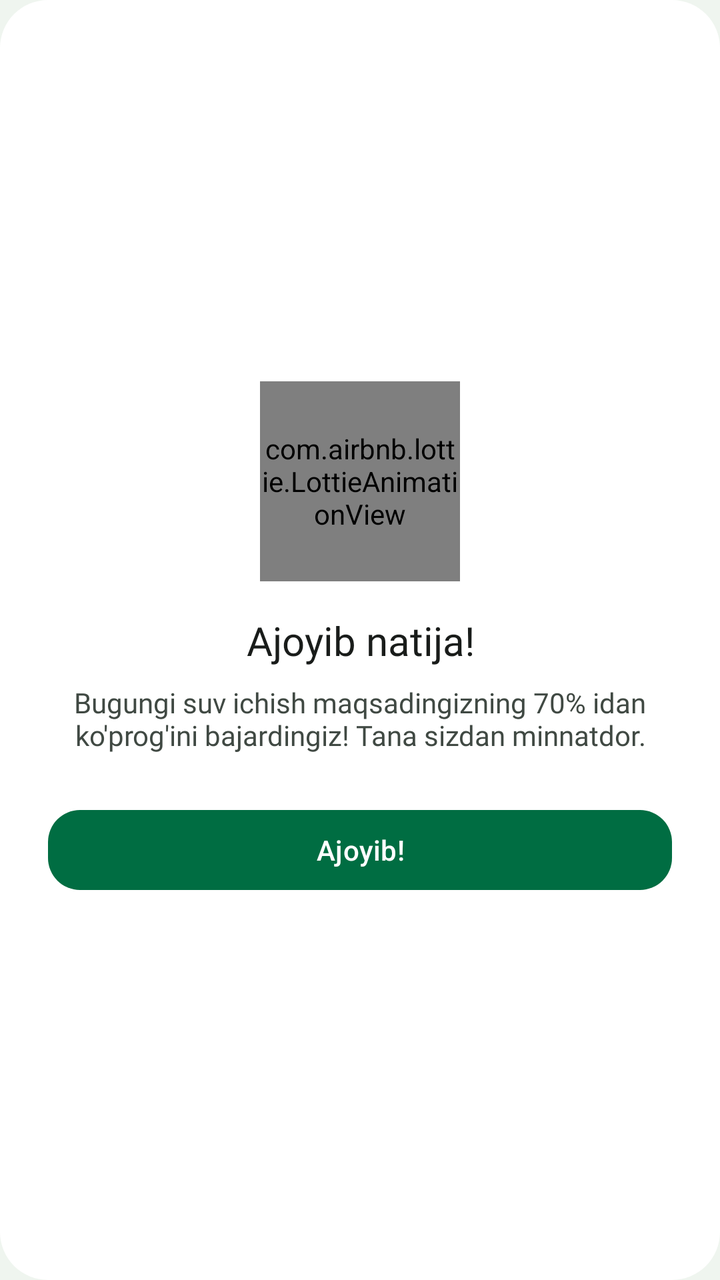
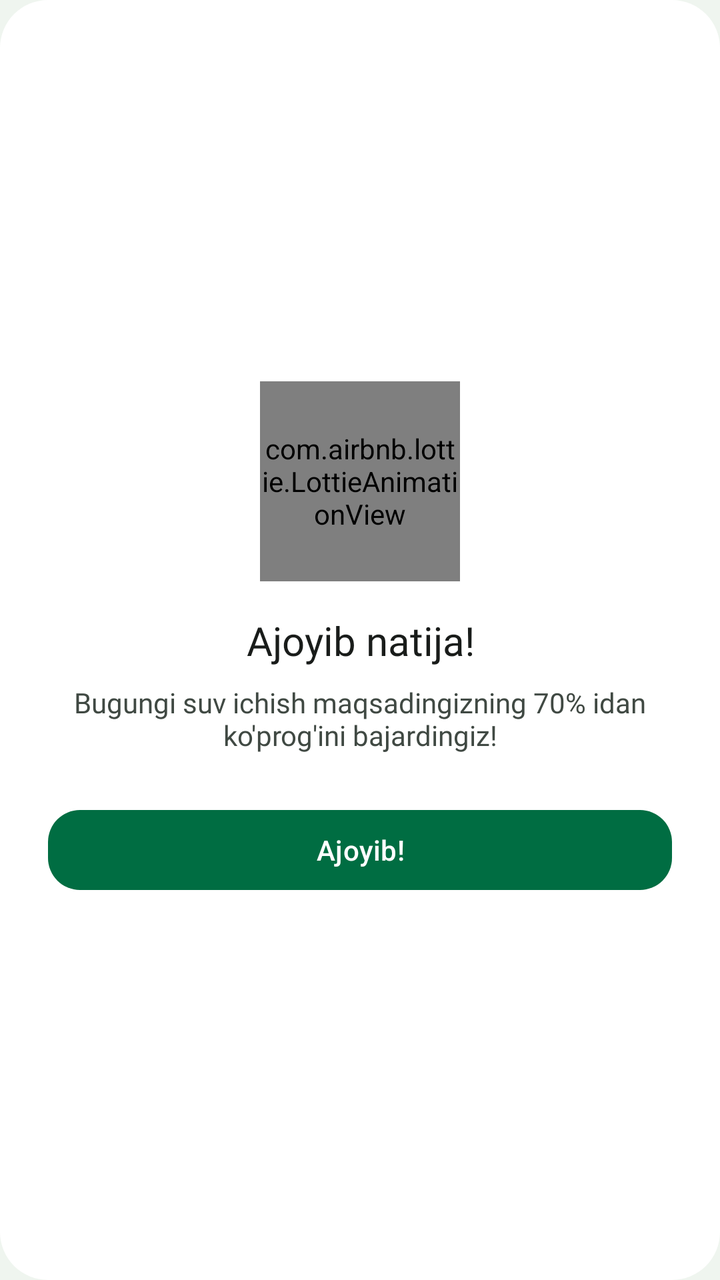

Two renders of the same Android screen: before a commit and after it. Below are the layout's source before the change and the commit's diff.
<!-- AndroidManifest.xml: application theme Theme.Ozamiz -->
<!-- res/layout/dialog_water_achievement.xml -->
<?xml version="1.0" encoding="utf-8"?>
<LinearLayout xmlns:android="http://schemas.android.com/apk/res/android"
    xmlns:app="http://schemas.android.com/apk/res-auto"
    android:layout_width="match_parent"
    android:layout_height="wrap_content"
    android:background="@drawable/bg_dialog_rounded"
    android:gravity="center"
    android:orientation="vertical"
    android:padding="24dp">

        <com.airbnb.lottie.LottieAnimationView
            android:id="@+id/lottie_success"
            android:layout_width="100dp"
            android:layout_height="100dp"
            app:lottie_autoPlay="true"
            app:lottie_loop="true"
            app:lottie_rawRes="@raw/success_anim" />

        <TextView
            android:layout_width="wrap_content"
            android:layout_height="wrap_content"
            android:layout_marginTop="16dp"
            android:fontFamily="@font/roboto_bold"
            android:text="Ajoyib natija!"
            android:textColor="?colorOnSurface"
            android:textSize="20sp"
            android:textAlignment="center" />

        <TextView
            android:layout_width="wrap_content"
            android:layout_height="wrap_content"
            android:layout_marginTop="8dp"
            android:fontFamily="@font/roboto_regular"
            android:text="Bugungi suv ichish maqsadingizning 70% idan ko'prog'ini bajardingiz! Tana sizdan minnatdor."
            android:textColor="?colorOnSurfaceVariant"
            android:textSize="14sp"
            android:textAlignment="center" />

        <com.google.android.material.button.MaterialButton
            android:id="@+id/btn_ajoyib"
            android:layout_width="match_parent"
            android:layout_height="wrap_content"
            android:layout_marginTop="24dp"
            android:text="Ajoyib!"
            app:cornerRadius="16dp" />

    </LinearLayout>
<!-- resources referenced by this layout -->
<resources>
  <!-- drawable bg_dialog_rounded (drawable) -->
  <?xml version="1.0" encoding="utf-8"?>
  <shape xmlns:android="http://schemas.android.com/apk/res/android">
      <solid android:color="?attr/colorSurfaceContainerLowest"/>
      <corners android:radius="24dp" />
  </shape>
  <style name="Theme.Ozamiz" parent="Base.Ozamiz" />
  <color name="md_theme_light_surfaceContainer">#EFF5EF</color>
  <color name="md_theme_light_primary">#006D42</color>
  <color name="md_theme_light_onPrimary">#FFFFFF</color>
  <color name="md_theme_light_primaryContainer">#96F7B8</color>
  <color name="md_theme_light_onPrimaryContainer">#002111</color>
  <color name="md_theme_light_secondary">#4F6353</color>
  <color name="md_theme_light_onSecondary">#FFFFFF</color>
  <color name="md_theme_light_secondaryContainer">#D2E8D4</color>
  <color name="md_theme_light_onSecondaryContainer">#0D1F13</color>
  <color name="md_theme_light_tertiary">#3A646F</color>
  <color name="md_theme_light_onTertiary">#FFFFFF</color>
  <color name="md_theme_light_tertiaryContainer">#BEEAF7</color>
  <color name="md_theme_light_onTertiaryContainer">#001F25</color>
  <color name="md_theme_light_error">#BA1A1A</color>
  <color name="md_theme_light_onError">#FFFFFF</color>
  <color name="md_theme_light_errorContainer">#FFDAD6</color>
  <color name="md_theme_light_onErrorContainer">#410002</color>
  <color name="md_theme_light_surface">#FBFDF9</color>
  <color name="md_theme_light_onSurface">#191C1A</color>
  <color name="md_theme_light_surfaceVariant">#DBE5DD</color>
  <color name="md_theme_light_onSurfaceVariant">#404943</color>
  <color name="md_theme_light_outline">#707973</color>
  <color name="md_theme_light_surfaceContainerLowest">#FFFFFF</color>
  <color name="md_theme_light_surfaceContainerLow">#F5FBF5</color>
  <color name="md_theme_light_surfaceContainerHigh">#E9EFE9</color>
  <color name="md_theme_light_surfaceContainerHighest">#E3E9E3</color>
  <!-- unchanged entries left out for length: 1 -->
</resources>

<!-- the commit's change to res/layout/dialog_water_achievement.xml (unified diff, before → after) -->
@@ -17,6 +17,7 @@
             app:lottie_rawRes="@raw/success_anim" />
 
         <TextView
+            android:id="@+id/text_achievement_title"
             android:layout_width="wrap_content"
             android:layout_height="wrap_content"
             android:layout_marginTop="16dp"
@@ -27,11 +28,12 @@
             android:textAlignment="center" />
 
         <TextView
+            android:id="@+id/text_achievement_subtitle"
             android:layout_width="wrap_content"
             android:layout_height="wrap_content"
             android:layout_marginTop="8dp"
             android:fontFamily="@font/roboto_regular"
-            android:text="Bugungi suv ichish maqsadingizning 70% idan ko'prog'ini bajardingiz! Tana sizdan minnatdor."
+            android:text="Bugungi suv ichish maqsadingizning 70% idan ko'prog'ini bajardingiz!"
             android:textColor="?colorOnSurfaceVariant"
             android:textSize="14sp"
             android:textAlignment="center" />
